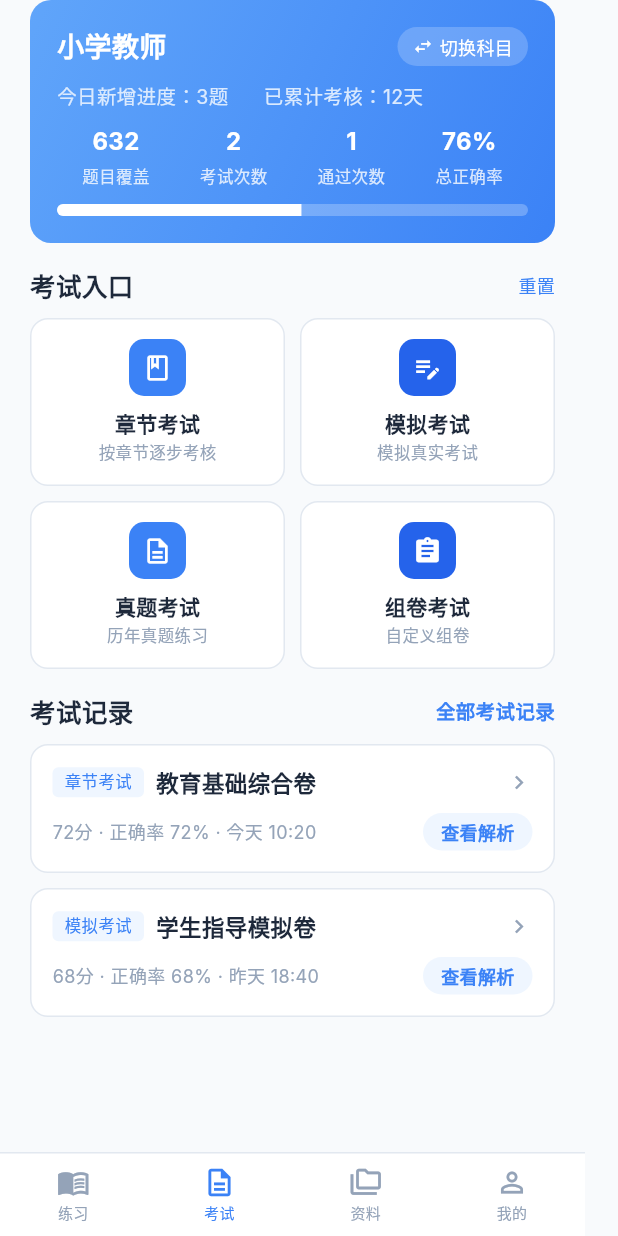
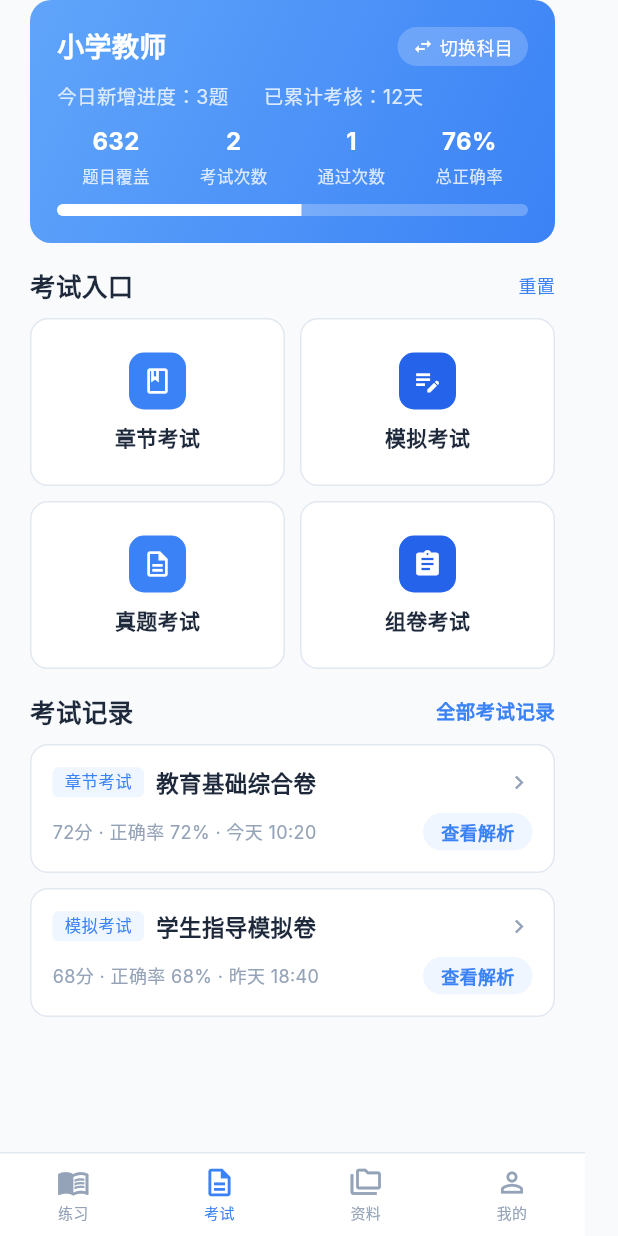
Before and after one commit to hongchengjinrui/tiku, a Flutter app: the P20ExamHomePage screen opened by its route, on a phone screen of 412 x 824 dp. Run offline on Flutter 3.47's test engine with Material 3 defaults, Android fonts, the phone set to English and light mode, and no system bars; our stand-ins replace dio, flutter_riverpod, go_router; network calls fail; Roboto replaces fonts that are missing (Inter).

Commit message:
fix: remove exam entry subtitles

```diff
--- a/client/lib/features/exam/p20_exam_home_page.dart
+++ b/client/lib/features/exam/p20_exam_home_page.dart
@@ -232,7 +232,6 @@ class _ExamEntrySection extends StatelessWidget {
               Icons.book_outlined,
               AppColors.primary,
               '章节考试',
-              '按章节逐步考核',
               () => context.go('/exam/catalog'),
             ),
             const SizedBox(width: 10),
@@ -240,7 +239,6 @@ class _ExamEntrySection extends StatelessWidget {
               Icons.edit_note,
               AppColors.primaryDark,
               '模拟考试',
-              '模拟真实考试',
               () => context.go('/exam/assemble'),
             ),
           ],
@@ -252,7 +250,6 @@ class _ExamEntrySection extends StatelessWidget {
               Icons.description_outlined,
               AppColors.primary,
               '真题考试',
-              '历年真题练习',
               () => context.go('/exam/papers'),
             ),
             const SizedBox(width: 10),
@@ -260,7 +257,6 @@ class _ExamEntrySection extends StatelessWidget {
               Icons.assignment,
               AppColors.primaryDark,
               '组卷考试',
-              '自定义组卷',
               () => context.go('/exam/assemble'),
             ),
           ],
@@ -319,7 +315,6 @@ class _ExamEntrySection extends StatelessWidget {
     IconData icon,
     Color iconColor,
     String title,
-    String desc,
     VoidCallback onTap,
   ) {
     return Expanded(
@@ -355,15 +350,6 @@ class _ExamEntrySection extends StatelessWidget {
                     fontSize: 14,
                     fontWeight: FontWeight.w600,
                     color: AppColors.textPrimary,
-                  )),
-              const SizedBox(height: 2),
-              Text(desc,
-                  maxLines: 1,
-                  overflow: TextOverflow.ellipsis,
-                  style: const TextStyle(
-                    fontFamily: 'Inter',
-                    fontSize: 11,
-                    color: AppColors.textMuted,
                   )),
             ],
           ),
```
